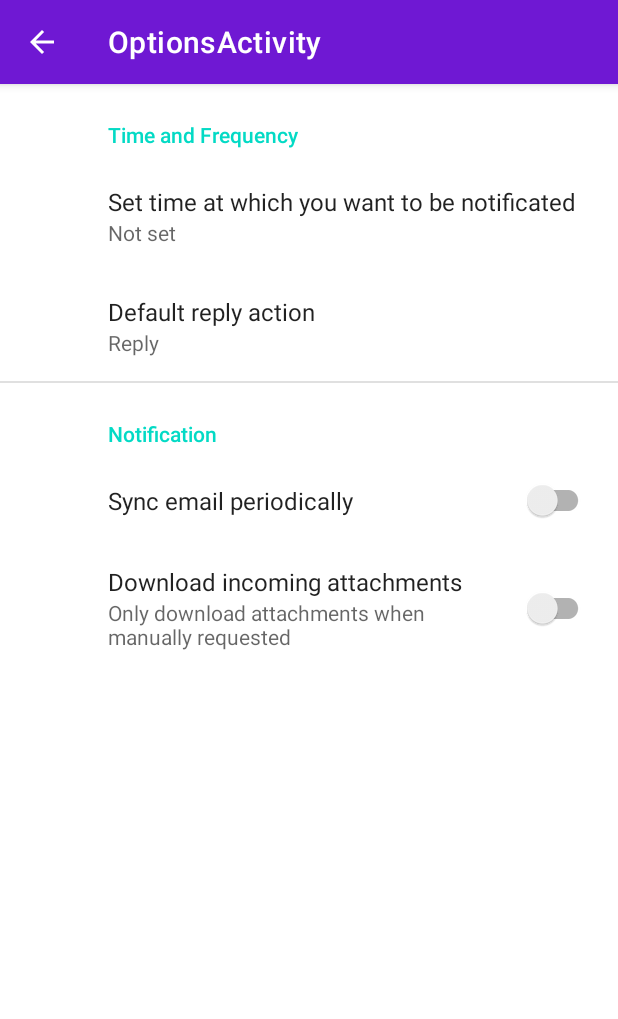
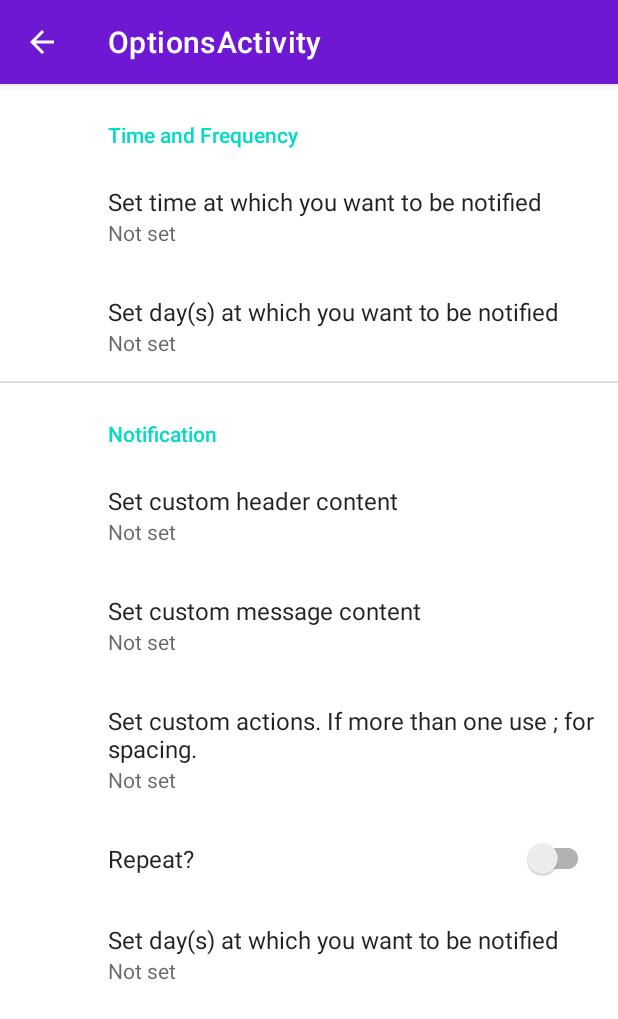
Before and after one commit to AkasakaRyuunoske/cringe-reminder, an Android app: the OptionsActivity screen opened directly, with no data from a screen before it, on a phone screen of 412 x 824 dp. Shown: the top 1019 px of the screen. Run offline under Robolectric (Android 15) with nearby library versions, the phone set to English and light mode, and no system bars; our stand-ins replace androidx.preference.

Commit message:
optionsActivity keys added

```diff
--- a/app/src/main/res/xml/root_preferences.xml
+++ b/app/src/main/res/xml/root_preferences.xml
@@ -3,32 +3,42 @@
     <PreferenceCategory app:title="Time and Frequency">
 
         <EditTextPreference
-            app:key="signature"
-            app:title="Set time at which you want to be notificated"
+            app:key="time"
+            app:title="Set time at which you want to be notified"
             app:useSimpleSummaryProvider="true" />
 
-        <ListPreference
-            app:defaultValue="reply"
-            app:entries="@array/reply_entries"
-            app:entryValues="@array/reply_values"
-            app:key="reply"
-            app:title="@string/reply_title"
+        <EditTextPreference
+            app:key="day"
+            app:title="Set day(s) at which you want to be notified"
             app:useSimpleSummaryProvider="true" />
 
     </PreferenceCategory>
 
     <PreferenceCategory app:title="Notification">
 
-        <SwitchPreferenceCompat
-            app:key="sync"
-            app:title="@string/sync_title" />
+        <EditTextPreference
+            app:key="header_content"
+            app:title="Set custom header content"
+            app:useSimpleSummaryProvider="true" />
+
+        <EditTextPreference
+            app:key="message_content"
+            app:title="Set custom message content"
+            app:useSimpleSummaryProvider="true" />
+
+        <EditTextPreference
+            app:key="actions"
+            app:title="Set custom actions. If more than one use ; for spacing."
+            app:useSimpleSummaryProvider="true" />
 
         <SwitchPreferenceCompat
-            app:dependency="sync"
-            app:key="attachment"
-            app:summaryOff="@string/attachment_summary_off"
-            app:summaryOn="@string/attachment_summary_on"
-            app:title="@string/attachment_title" />
+            app:key="repeat"
+            app:title="Repeat?" />
+
+        <EditTextPreference
+            app:key="days_in_which_notify"
+            app:title="Set day(s) at which you want to be notified"
+            app:useSimpleSummaryProvider="true" />
 
     </PreferenceCategory>
 
```
